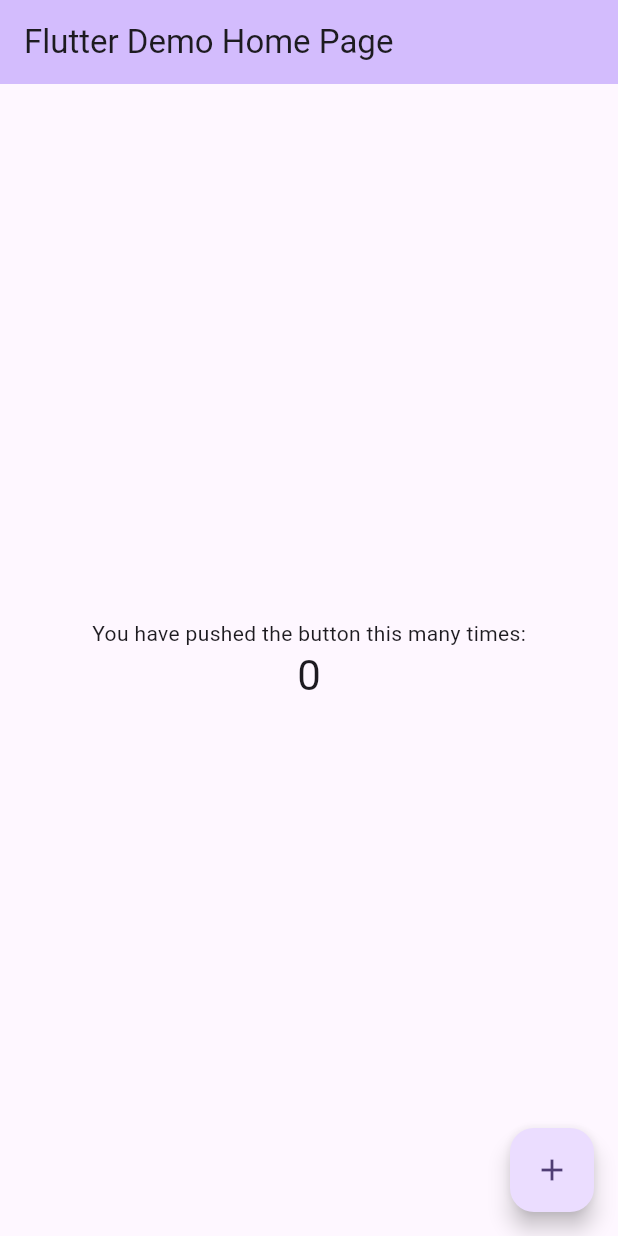
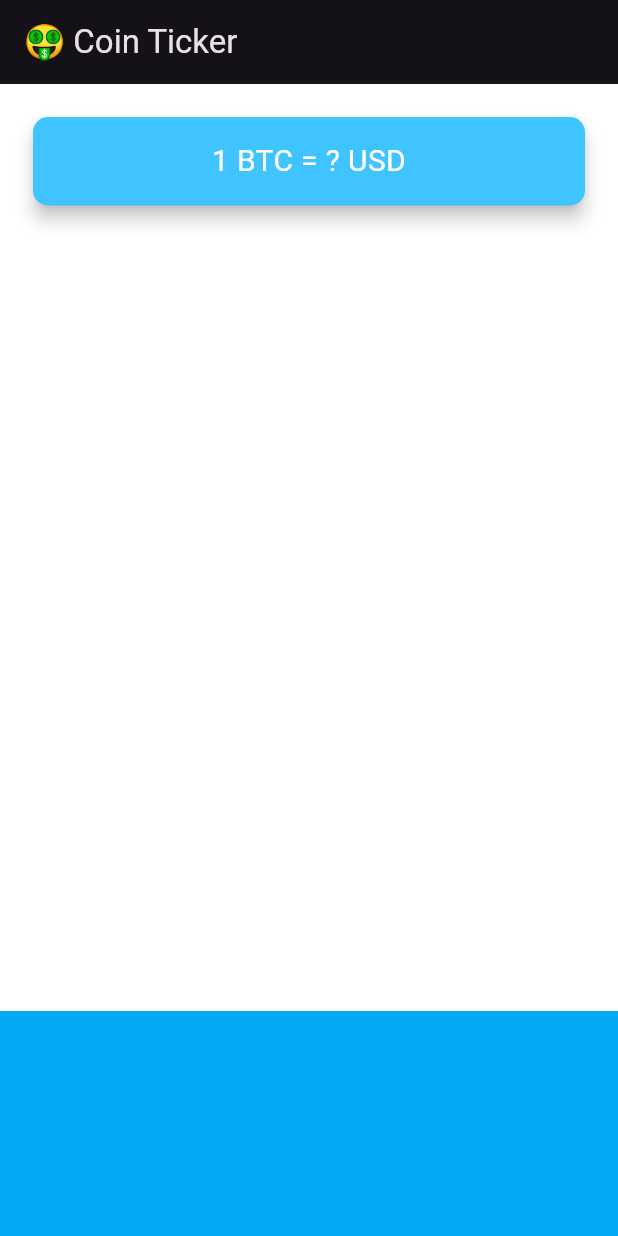
Before and after one commit to benunderdahl/bitcoin_ticker, a Flutter app: the screen it shows after launch, on a phone screen of 412 x 824 dp. Run offline on Flutter 3.47's test engine with Material 3 defaults, Android fonts, the phone set to English and light mode, and no system bars.

Commit message:
imported project files

```diff
--- a/lib/main.dart
+++ b/lib/main.dart
@@ -1,122 +1,16 @@
 import 'package:flutter/material.dart';
+import 'price_screen.dart';
 
-void main() {
-  runApp(const MyApp());
-}
+void main() => runApp(MyApp());
 
 class MyApp extends StatelessWidget {
-  const MyApp({super.key});
-
-  // This widget is the root of your application.
   @override
   Widget build(BuildContext context) {
     return MaterialApp(
-      title: 'Flutter Demo',
-      theme: ThemeData(
-        // This is the theme of your application.
-        //
-        // TRY THIS: Try running your application with "flutter run". You'll see
-        // the application has a purple toolbar. Then, without quitting the app,
-        // try changing the seedColor in the colorScheme below to Colors.green
-        // and then invoke "hot reload" (save your changes or press the "hot
-        // reload" button in a Flutter-supported IDE, or press "r" if you used
-        // the command line to start the app).
-        //
-        // Notice that the counter didn't reset back to zero; the application
-        // state is not lost during the reload. To reset the state, use hot
-        // restart instead.
-        //
-        // This works for code too, not just values: Most code changes can be
-        // tested with just a hot reload.
-        colorScheme: ColorScheme.fromSeed(seedColor: Colors.deepPurple),
-      ),
-      home: const MyHomePage(title: 'Flutter Demo Home Page'),
+      theme: ThemeData.dark().copyWith(
+          primaryColor: Colors.lightBlue,
+          scaffoldBackgroundColor: Colors.white),
+      home: PriceScreen(),
     );
   }
 }
-
-class MyHomePage extends StatefulWidget {
-  const MyHomePage({super.key, required this.title});
-
-  // This widget is the home page of your application. It is stateful, meaning
-  // that it has a State object (defined below) that contains fields that affect
-  // how it looks.
-
-  // This class is the configuration for the state. It holds the values (in this
-  // case the title) provided by the parent (in this case the App widget) and
-  // used by the build method of the State. Fields in a Widget subclass are
-  // always marked "final".
-
-  final String title;
-
-  @override
-  State<MyHomePage> createState() => _MyHomePageState();
-}
-
-class _MyHomePageState extends State<MyHomePage> {
-  int _counter = 0;
-
-  void _incrementCounter() {
-    setState(() {
-      // This call to setState tells the Flutter framework that something has
-      // changed in this State, which causes it to rerun the build method below
-      // so that the display can reflect the updated values. If we changed
-      // _counter without calling setState(), then the build method would not be
-      // called again, and so nothing would appear to happen.
-      _counter++;
-    });
-  }
-
-  @override
-  Widget build(BuildContext context) {
-    // This method is rerun every time setState is called, for instance as done
-    // by the _incrementCounter method above.
-    //
-    // The Flutter framework has been optimized to make rerunning build methods
-    // fast, so that you can just rebuild anything that needs updating rather
-    // than having to individually change instances of widgets.
-    return Scaffold(
-      appBar: AppBar(
-        // TRY THIS: Try changing the color here to a specific color (to
-        // Colors.amber, perhaps?) and trigger a hot reload to see the AppBar
-        // change color while the other colors stay the same.
-        backgroundColor: Theme.of(context).colorScheme.inversePrimary,
-        // Here we take the value from the MyHomePage object that was created by
-        // the App.build method, and use it to set our appbar title.
-        title: Text(widget.title),
-      ),
-      body: Center(
-        // Center is a layout widget. It takes a single child and positions it
-        // in the middle of the parent.
-        child: Column(
-          // Column is also a layout widget. It takes a list of children and
-          // arranges them vertically. By default, it sizes itself to fit its
-          // children horizontally, and tries to be as tall as its parent.
-          //
-          // Column has various properties to control how it sizes itself and
-          // how it positions its children. Here we use mainAxisAlignment to
-          // center the children vertically; the main axis here is the vertical
-          // axis because Columns are vertical (the cross axis would be
-          // horizontal).
-          //
-          // TRY THIS: Invoke "debug painting" (choose the "Toggle Debug Paint"
-          // action in the IDE, or press "p" in the console), to see the
-          // wireframe for each widget.
-          mainAxisAlignment: MainAxisAlignment.center,
-          children: <Widget>[
-            const Text('You have pushed the button this many times:'),
-            Text(
-              '$_counter',
-              style: Theme.of(context).textTheme.headlineMedium,
-            ),
-          ],
-        ),
-      ),
-      floatingActionButton: FloatingActionButton(
-        onPressed: _incrementCounter,
-        tooltip: 'Increment',
-        child: const Icon(Icons.add),
-      ), // This trailing comma makes auto-formatting nicer for build methods.
-    );
-  }
-}
--- /dev/null
+++ b/lib/price_screen.dart
@@ -0,0 +1,51 @@
+import 'package:flutter/material.dart';
+
+class PriceScreen extends StatefulWidget {
+  @override
+  _PriceScreenState createState() => _PriceScreenState();
+}
+
+class _PriceScreenState extends State<PriceScreen> {
+  @override
+  Widget build(BuildContext context) {
+    return Scaffold(
+      appBar: AppBar(
+        title: Text('🤑 Coin Ticker'),
+      ),
+      body: Column(
+        mainAxisAlignment: MainAxisAlignment.spaceBetween,
+        crossAxisAlignment: CrossAxisAlignment.stretch,
+        children: <Widget>[
+          Padding(
+            padding: EdgeInsets.fromLTRB(18.0, 18.0, 18.0, 0),
+            child: Card(
+              color: Colors.lightBlueAccent,
+              elevation: 5.0,
+              shape: RoundedRectangleBorder(
+                borderRadius: BorderRadius.circular(10.0),
+              ),
+              child: Padding(
+                padding: EdgeInsets.symmetric(vertical: 15.0, horizontal: 28.0),
+                child: Text(
+                  '1 BTC = ? USD',
+                  textAlign: TextAlign.center,
+                  style: TextStyle(
+                    fontSize: 20.0,
+                    color: Colors.white,
+                  ),
+                ),
+              ),
+            ),
+          ),
+          Container(
+            height: 150.0,
+            alignment: Alignment.center,
+            padding: EdgeInsets.only(bottom: 30.0),
+            color: Colors.lightBlue,
+            child: null,
+          ),
+        ],
+      ),
+    );
+  }
+}
```
Also changed, not shown: lib/coin_data.dart (added, +31 -0 lines).
